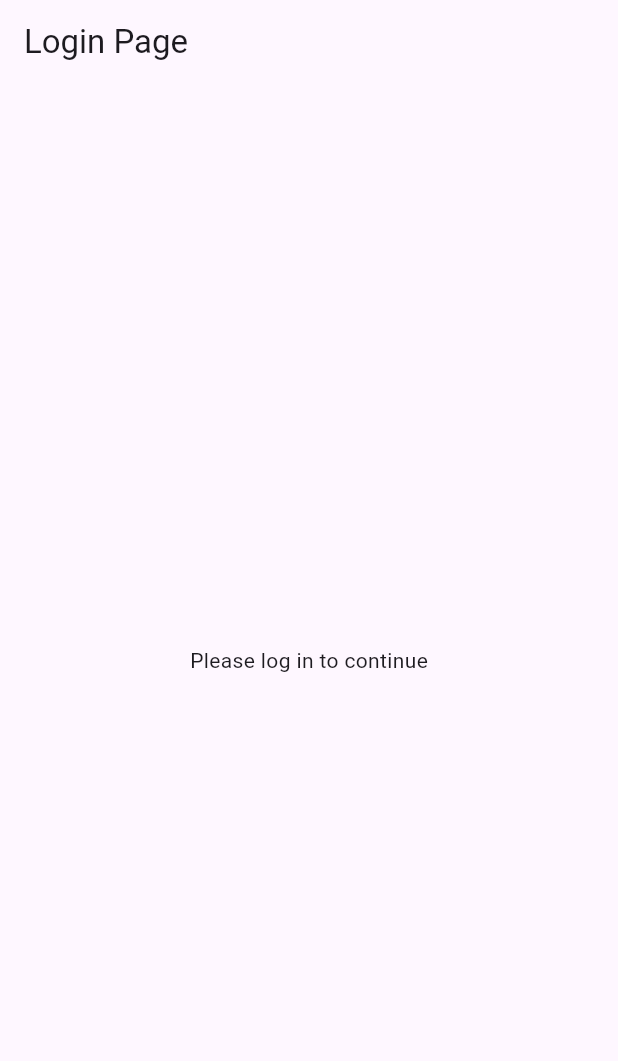
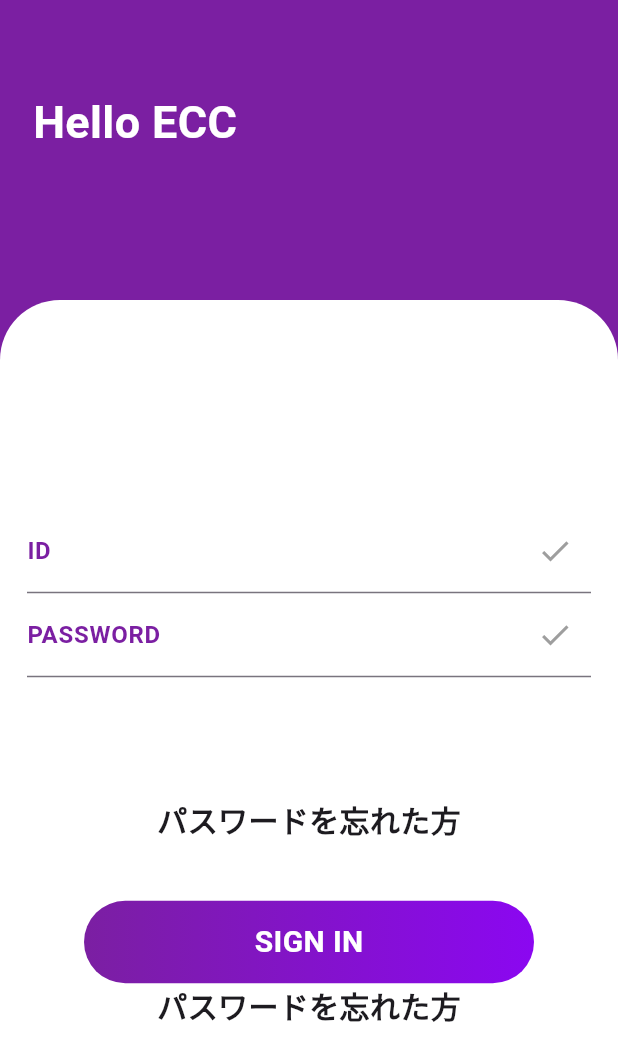
Before and after one commit to ChiuShengMi/sams, a Flutter app: the screen it shows after launch, on a phone screen of 412 x 824 dp. Shown: the top 1061 px of the screen. Run offline on Flutter 3.47's test engine with Material 3 defaults, Android fonts, the phone set to English and light mode, and no system bars; our stand-ins replace firebase_auth, firebase_core; accounts and stored records are empty.

Commit message:
flirebase init

```diff
--- a/lib/pages/loginPages/login.dart
+++ b/lib/pages/loginPages/login.dart
@@ -5,12 +5,100 @@ class LoginPage extends StatelessWidget {
   @override
   Widget build(BuildContext context) {
     return Scaffold(
-      appBar: AppBar(
-        title: Text('Login Page'),
-      ),
-      body: Center(
-        child: Text('Please log in to continue'),
-      ),
-    );
+        body: Stack(
+      children: [
+        const SizedBox(
+          height: 50,
+        ),
+        Container(
+            height: double.infinity,
+            width: double.infinity,
+            decoration: BoxDecoration(
+              color: Color(0xFF7B1FA2),
+            ),
+            child: Padding(
+              padding: const EdgeInsets.only(top: 60.0, left: 22),
+              child: Text('Hello ECC',
+                  style: TextStyle(
+                      fontSize: 30,
+                      color: Colors.white,
+                      fontWeight: FontWeight.bold)),
+            )),
+        Padding(
+          padding: const EdgeInsets.only(top: 200.0),
+          child: Container(
+              decoration: BoxDecoration(
+                borderRadius: BorderRadius.only(
+                    topLeft: Radius.circular(40),
+                    topRight: Radius.circular(40)),
+                color: Colors.white,
+              ),
+              height: double.infinity,
+              width: double.infinity,
+              child: Padding(
+                padding: const EdgeInsets.only(left: 18.0, right: 18),
+                child: Column(
+                    mainAxisAlignment: MainAxisAlignment.center,
+                    children: [
+                      TextField(
+                        decoration: InputDecoration(
+                            suffixIcon: Icon(Icons.check, color: Colors.grey),
+                            label: Text('ID',
+                                style: TextStyle(
+                                    fontWeight: FontWeight.bold,
+                                    color: Color(0xFF7B1FA2)))),
+                      ),
+                      TextField(
+                        decoration: InputDecoration(
+                            suffixIcon: Icon(Icons.check, color: Colors.grey),
+                            label: Text('PASSWORD',
+                                style: TextStyle(
+                                    fontWeight: FontWeight.bold,
+                                    color: Color(0xFF7B1FA2)))),
+                      ),
+                      SizedBox(
+                        height: 80,
+                      ),
+                      Align(
+                        alignment: Alignment.center,
+                        child: Text(
+                          'パスワードを忘れた方',
+                          style: TextStyle(
+                              fontWeight: FontWeight.bold, fontSize: 20),
+                        ),
+                      ),
+                      SizedBox(
+                        height: 40,
+                      ),
+                      Container(
+                          height: 55,
+                          width: 300,
+                          decoration: BoxDecoration(
+                              borderRadius: BorderRadius.circular(30),
+                              gradient: LinearGradient(colors: [
+                                Color(0xFF7B1FA2),
+                                Color.fromARGB(255, 139, 7, 241)
+                              ])),
+                          child: Center(
+                              child: Text(
+                            'SIGN IN',
+                            style: TextStyle(
+                                fontWeight: FontWeight.bold,
+                                fontSize: 20,
+                                color: Colors.white),
+                          ))),
+                      Align(
+                        alignment: Alignment.center,
+                        child: Text(
+                          'パスワードを忘れた方',
+                          style: TextStyle(
+                              fontWeight: FontWeight.bold, fontSize: 20),
+                        ),
+                      ),
+                    ]),
+              )),
+        ),
+      ],
+    ));
   }
 }
```
Also changed, not shown: 4 other files.
